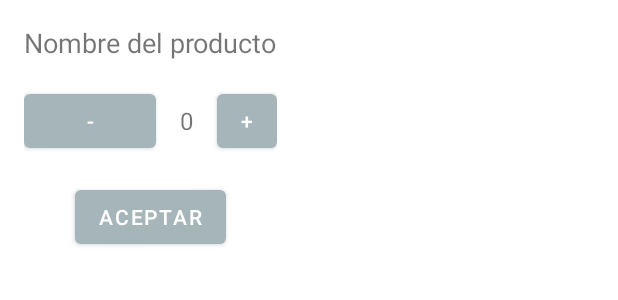
After one commit to albertomg2000/pedidoss, an Android app: the layout dialogo_pedido.xml on its own in the app's theme, with its tools: preview values and no code run, on a phone screen of 412 x 824 dp. The commit adds this screen. Shown: the top 300 px of the screen. Run offline under Robolectric (Android 15) with nearby library versions, the phone set to English and light mode, and no system bars.

Commit message:
Nuevo id para nuevo administrador, nuevo metodo de pedido mas facil de usar

```diff
--- a/app/src/main/java/com/example/recyclerviewhorizontal/Activity/ProductosActivity.kt
+++ b/app/src/main/java/com/example/recyclerviewhorizontal/Activity/ProductosActivity.kt
@@ -9,7 +9,6 @@ import android.view.View
 import android.widget.ImageButton
 import android.widget.ImageView
 import android.widget.Toast
-import androidx.activity.OnBackPressedCallback
 import androidx.appcompat.widget.Toolbar
 import androidx.recyclerview.widget.LinearLayoutManager
 import androidx.recyclerview.widget.RecyclerView
@@ -26,7 +25,6 @@ import java.util.*
 
 
 private val db = FirebaseFirestore.getInstance()
-private var id=""
 class ProductosActivity : AppCompatActivity() {
     private lateinit var mAdapter: MyAdapter
     private lateinit var id: String
@@ -100,7 +98,7 @@ class ProductosActivity : AppCompatActivity() {
             object : OnItemLongClickListener {
                 //si mi id es la del admin puedo borrar el producto
                 override fun onItemLongClick(view: View, position: Int): Boolean {
-                    if (id == "LtSOHEAwnSdiNEWGdDLPbbWUjrs1") {
+                    if (id == "LtSOHEAwnSdiNEWGdDLPbbWUjrs1" || id == "hItfLBPssfRLBAOPTQeXhkrDNrY2") {
                         val selectedFruta = mAdapter.frutas[position]
                         val builder = AlertDialog.Builder(view.context)
                         builder.setTitle("Eliminar Producto")
@@ -148,7 +146,7 @@ class ProductosActivity : AppCompatActivity() {
                 }
                 //queria que la lista se me listara alreves, de forma que los creados recientemente vayan al final
                 frutas.reverse()
-                if (id == "LtSOHEAwnSdiNEWGdDLPbbWUjrs1") {
+                if (id == "LtSOHEAwnSdiNEWGdDLPbbWUjrs1" || id == "hItfLBPssfRLBAOPTQeXhkrDNrY2") {
                     frutas.add(
                         Fruta(
                             "AÑADIR NUEVO PRODUCTO",
--- a/app/src/main/java/com/example/recyclerviewhorizontal/Activity/RegisterActivity.kt
+++ b/app/src/main/java/com/example/recyclerviewhorizontal/Activity/RegisterActivity.kt
@@ -14,7 +14,6 @@ class RegisterActivity : AppCompatActivity() {
 
     private lateinit var auth: FirebaseAuth
     private val db = FirebaseFirestore.getInstance()
-
     override fun onCreate(savedInstanceState: Bundle?) {
         super.onCreate(savedInstanceState)
         setContentView(R.layout.activity_register)
@@ -65,7 +64,6 @@ class RegisterActivity : AppCompatActivity() {
                 }
             }
     }
-
     private fun showToast(message: String) {
         Toast.makeText(this, message, Toast.LENGTH_SHORT).show()
     }
--- a/app/src/main/java/com/example/recyclerviewhorizontal/Activity/SplashActivity.kt
+++ b/app/src/main/java/com/example/recyclerviewhorizontal/Activity/SplashActivity.kt
@@ -12,7 +12,6 @@ class SplashActivity : AppCompatActivity() {
     override fun onCreate(savedInstanceState: Bundle?) {
         super.onCreate(savedInstanceState)
         setContentView(R.layout.activity_splash)
-
         // Delay for 2 seconds
         Handler(Looper.getMainLooper()).postDelayed({
             // Start the main activity
--- a/app/src/main/java/com/example/recyclerviewhorizontal/Adaptadores/AnadirNuevoProducto.kt
+++ b/app/src/main/java/com/example/recyclerviewhorizontal/Adaptadores/AnadirNuevoProducto.kt
@@ -3,7 +3,6 @@ package com.example.recyclerviewhorizontal.Adaptadores
 import android.content.Intent
 import android.net.Uri
 import android.os.Bundle
-import android.view.View
 import android.widget.*
 import androidx.activity.result.contract.ActivityResultContracts
 import androidx.appcompat.app.AppCompatActivity
--- a/app/src/main/java/com/example/recyclerviewhorizontal/Clases/ProductoItem.kt
+++ b/app/src/main/java/com/example/recyclerviewhorizontal/Clases/ProductoItem.kt
@@ -1,3 +1,3 @@
 package com.example.recyclerviewhorizontal.Clases
 
-data class ProductoItem(val nombre: String, val descripcion: String, val cantidad: Int)
+data class ProductoItem(val nombre: String, val descripcion: String, var cantidad: Int)
--- /dev/null
+++ b/app/src/main/res/layout/dialogo_pedido.xml
@@ -0,0 +1,54 @@
+<?xml version="1.0" encoding="utf-8"?>
+<LinearLayout xmlns:android="http://schemas.android.com/apk/res/android"
+    android:layout_width="wrap_content"
+    android:layout_height="wrap_content"
+    android:orientation="vertical"
+    android:padding="16dp">
+
+    <TextView
+        android:id="@+id/dialog_product_name"
+        android:layout_width="wrap_content"
+        android:layout_height="wrap_content"
+        android:text="Nombre del producto"
+        android:textSize="18sp"
+        android:layout_gravity="center_horizontal"
+        android:paddingBottom="16dp"/>
+
+    <LinearLayout
+        android:layout_width="match_parent"
+        android:layout_height="wrap_content"
+        android:orientation="horizontal"
+        android:gravity="center">
+
+        <Button
+            android:id="@+id/button_decrement"
+            android:layout_width="wrap_content"
+            android:layout_height="wrap_content"
+            android:textColor="@android:color/white"
+            android:text="-"/>
+
+        <TextView
+            android:id="@+id/quantity_text"
+            android:layout_width="wrap_content"
+            android:layout_height="wrap_content"
+            android:text="0"
+            android:layout_marginHorizontal="16dp"
+            android:textSize="16sp"/>
+
+        <Button
+            android:id="@+id/button_increment"
+            android:layout_width="wrap_content"
+            android:layout_height="wrap_content"
+            android:textColor="@android:color/white"
+            android:text="+"/>
+    </LinearLayout>
+
+    <Button
+        android:id="@+id/button_accept"
+        android:layout_width="wrap_content"
+        android:layout_height="wrap_content"
+        android:text="Aceptar"
+        android:textColor="@android:color/white"
+        android:layout_gravity="center_horizontal"
+        android:layout_marginTop="16dp"/>
+</LinearLayout>
```
Also changed, not shown: app/src/main/java/com/example/recyclerviewhorizontal/Activity/Inicio.kt (+17 -1 lines), app/src/main/java/com/example/recyclerviewhorizontal/Activity/InicioSesion.kt (+17 -2 lines), app/src/main/java/com/example/recyclerviewhorizontal/Activity/MyActivity.kt (+3 -5 lines), app/src/main/java/com/example/recyclerviewhorizontal/Activity/PedidoCliente.kt (+8 -4 lines), app/src/main/java/com/example/recyclerviewhorizontal/Activity/perfil.kt (+8 -4 lines), app/src/main/java/com/example/recyclerviewhorizontal/Adaptadores/AdaptadorPedidos.kt (+39 -33 lines).
